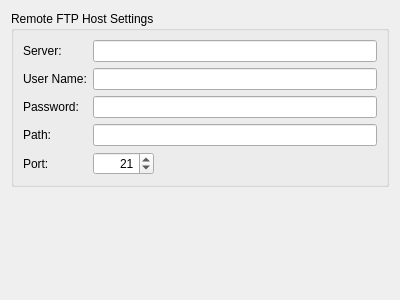
Qt form Helpviewer/Sync/SyncFtpSettingsPage.ui (testmana2/test) before a commit.
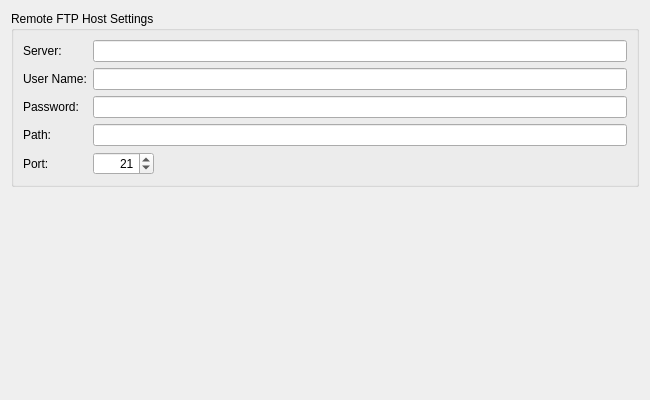
The same form after that commit.

Commit message: Refined the web browser sync assistant dialog.

The edit to the form file:
```diff
--- a/Helpviewer/Sync/SyncFtpSettingsPage.ui
+++ b/Helpviewer/Sync/SyncFtpSettingsPage.ui
@@ -6,8 +6,8 @@
    <rect>
     <x>0</x>
     <y>0</y>
-    <width>400</width>
-    <height>300</height>
+    <width>650</width>
+    <height>400</height>
    </rect>
   </property>
   <property name="title">
```
The commit also changes 5 other files.
